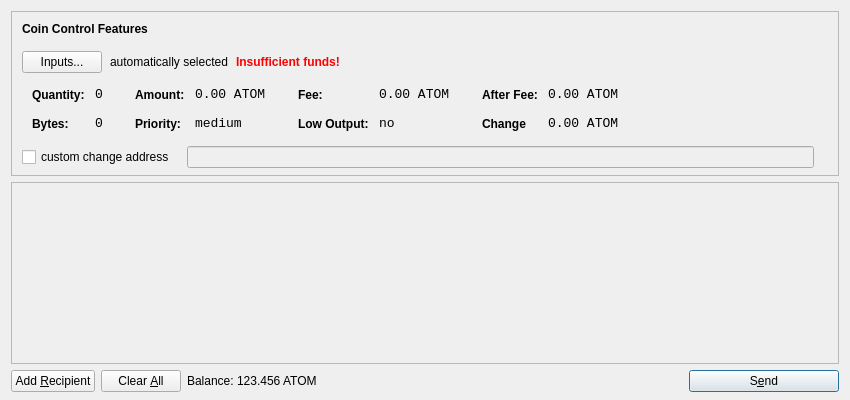
Above: src/qt/forms/sendcoinsdialog.ui from saddam1997/dicCoinNew before the change. Below: the same form after it.
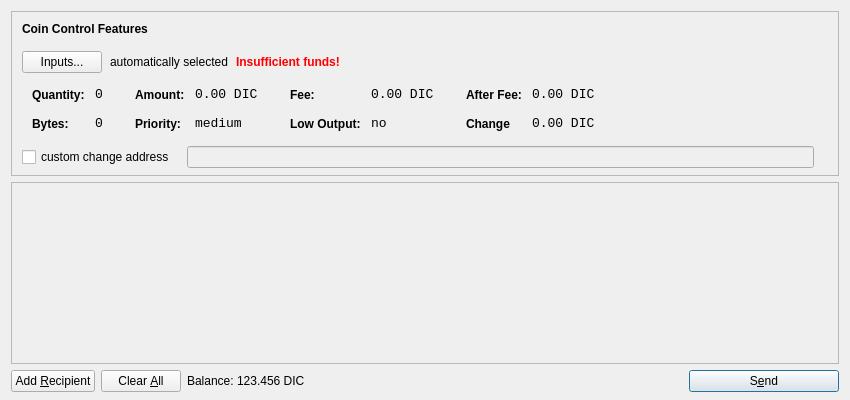
That is the form after the change. Icons and pictures are not drawn.

Diff of the .ui file:
```diff
--- a/src/qt/forms/sendcoinsdialog.ui
+++ b/src/qt/forms/sendcoinsdialog.ui
@@ -333,7 +333,7 @@
                   <enum>Qt::ActionsContextMenu</enum>
                  </property>
                  <property name="text">
-                  <string>0.00 ATOM</string>
+                  <string>0.00 DIC</string>
                  </property>
                  <property name="textInteractionFlags">
                   <set>Qt::LinksAccessibleByMouse|Qt::TextSelectableByKeyboard|Qt::TextSelectableByMouse</set>
@@ -419,7 +419,7 @@
                   <enum>Qt::ActionsContextMenu</enum>
                  </property>
                  <property name="text">
-                  <string>0.00 ATOM</string>
+                  <string>0.00 DIC</string>
                  </property>
                  <property name="textInteractionFlags">
                   <set>Qt::LinksAccessibleByMouse|Qt::TextSelectableByKeyboard|Qt::TextSelectableByMouse</set>
@@ -505,7 +505,7 @@
                   <enum>Qt::ActionsContextMenu</enum>
                  </property>
                  <property name="text">
-                  <string>0.00 ATOM</string>
+                  <string>0.00 DIC</string>
                  </property>
                  <property name="textInteractionFlags">
                   <set>Qt::LinksAccessibleByMouse|Qt::TextSelectableByKeyboard|Qt::TextSelectableByMouse</set>
@@ -537,7 +537,7 @@
                   <enum>Qt::ActionsContextMenu</enum>
                  </property>
                  <property name="text">
-                  <string>0.00 ATOM</string>
+                  <string>0.00 DIC</string>
                  </property>
                  <property name="textInteractionFlags">
                   <set>Qt::LinksAccessibleByMouse|Qt::TextSelectableByKeyboard|Qt::TextSelectableByMouse</set>
@@ -753,7 +753,7 @@
           <cursorShape>IBeamCursor</cursorShape>
          </property>
          <property name="text">
-          <string>123.456 ATOM</string>
+          <string>123.456 DIC</string>
          </property>
          <property name="textInteractionFlags">
           <set>Qt::LinksAccessibleByMouse|Qt::TextSelectableByKeyboard|Qt::TextSelectableByMouse</set>
```
